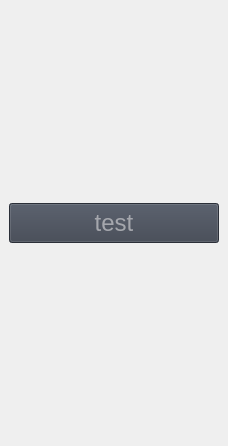
The window that cobotsys_tutorials/examples/CAMERA_SimplePlugin/src/SimplePlugin.ui (COBOTOS/CobotSys) describes before a commit, drawn with Qt 5.
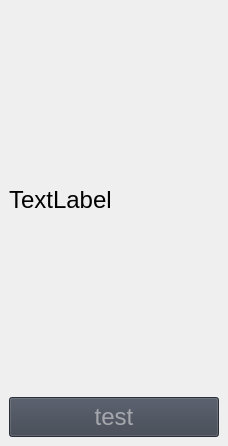
The same window after the commit.

```diff
--- a/cobotsys_tutorials/examples/CAMERA_SimplePlugin/src/SimplePlugin.ui
+++ b/cobotsys_tutorials/examples/CAMERA_SimplePlugin/src/SimplePlugin.ui
@@ -53,6 +53,13 @@
     </size>
    </property>
    <layout class="QVBoxLayout" name="verticalLayout">
+    <item>
+     <widget class="QLabel" name="label">
+      <property name="text">
+       <string>TextLabel</string>
+      </property>
+     </widget>
+    </item>
     <item>
      <widget class="QPushButton" name="btn_test">
       <property name="minimumSize">
```
